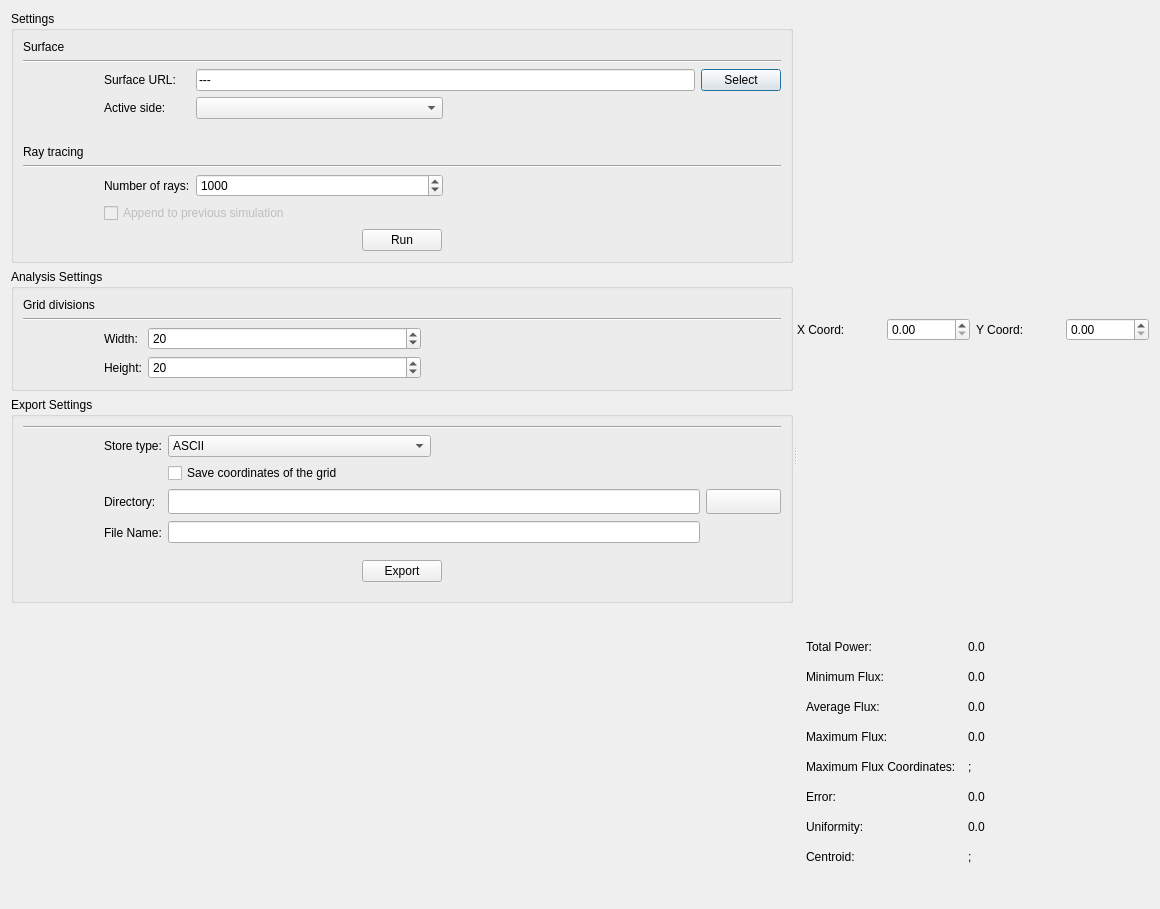
Old version of the form TonatiuhProject/src/source/gui/fluxanalysisdialog.ui in the repository iat-cener/tonatiuh.
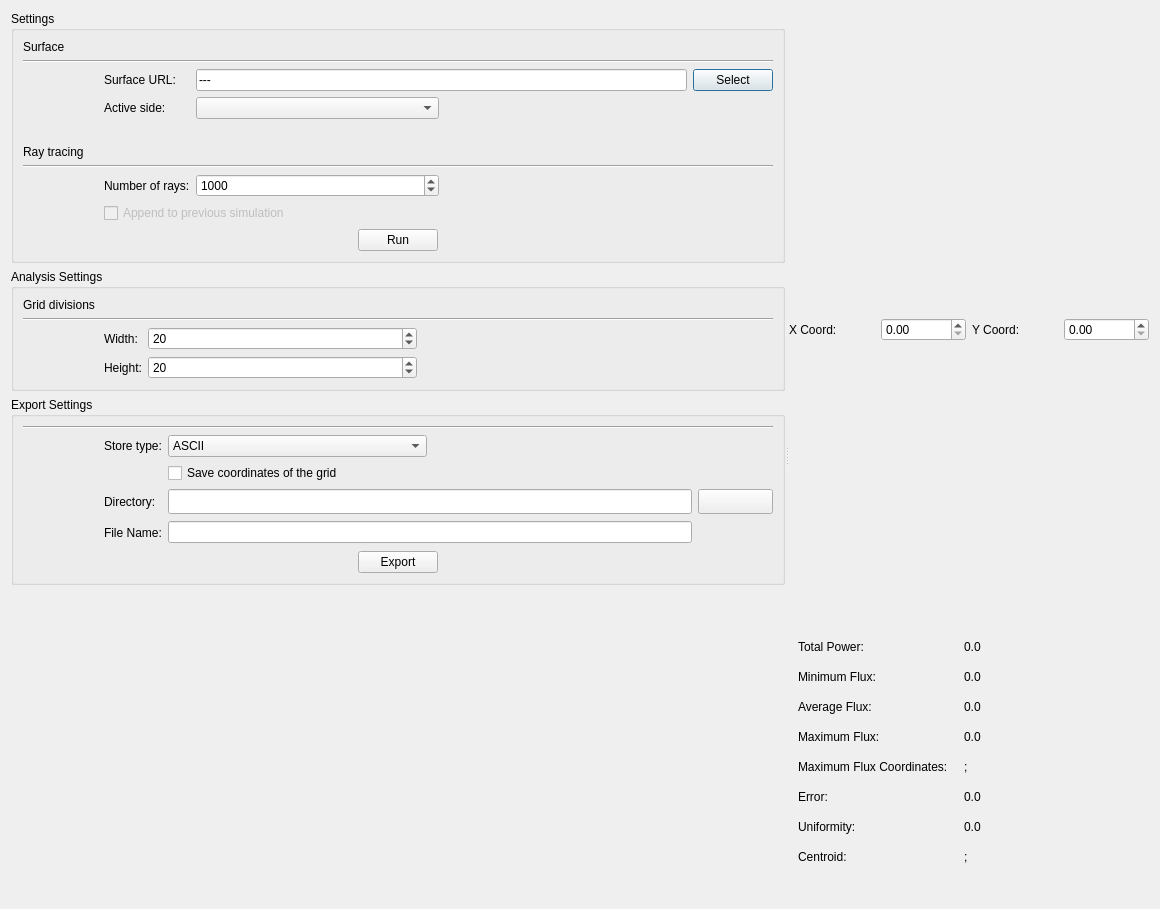
New version of the form. Icons and pictures are not drawn. Custom widgets are drawn as their Qt base class.

Commit message: Now export button is closer to the rest of the export settings

Patch:
```diff
--- a/TonatiuhProject/src/source/gui/fluxanalysisdialog.ui
+++ b/TonatiuhProject/src/source/gui/fluxanalysisdialog.ui
@@ -619,6 +619,21 @@
              <item row="7" column="0" rowspan="7" colspan="5">
               <widget class="QWidget" name="widget" native="true">
                <layout class="QHBoxLayout" name="horizontalLayout_5">
+                <property name="spacing">
+                 <number>0</number>
+                </property>
+                <property name="leftMargin">
+                 <number>0</number>
+                </property>
+                <property name="topMargin">
+                 <number>0</number>
+                </property>
+                <property name="rightMargin">
+                 <number>0</number>
+                </property>
+                <property name="bottomMargin">
+                 <number>0</number>
+                </property>
                 <item>
                  <spacer name="horizontalSpacer_12">
                   <property name="orientation">
```
Left out of the diff: 2 changed lines with no effect on the pictures.
